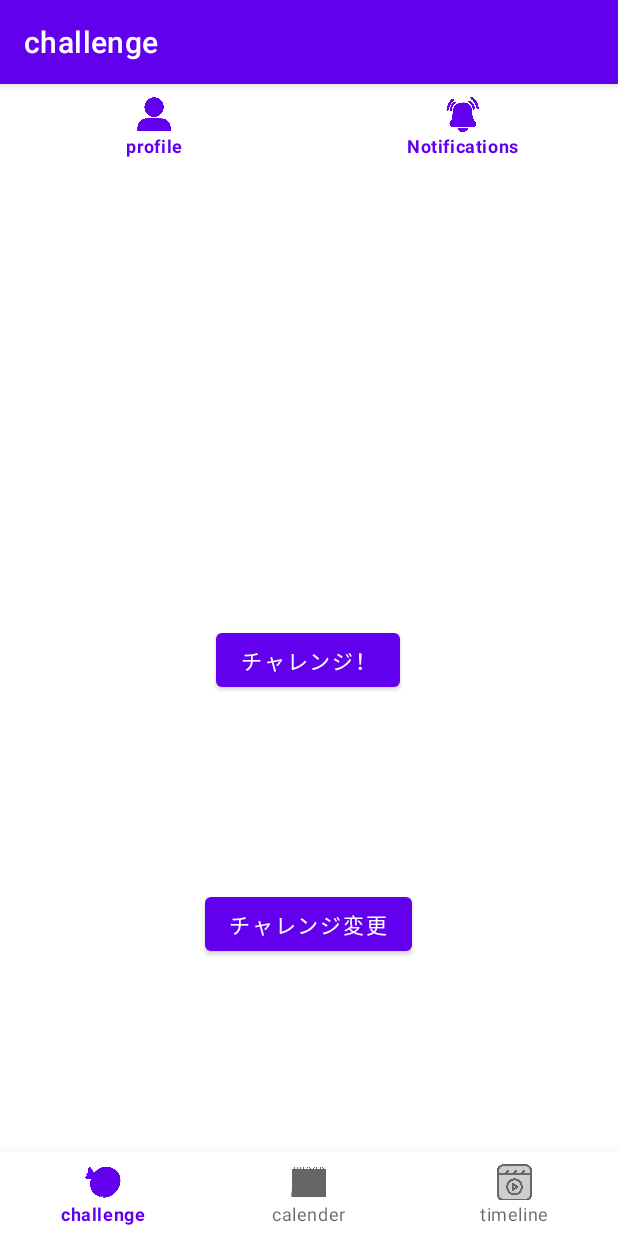
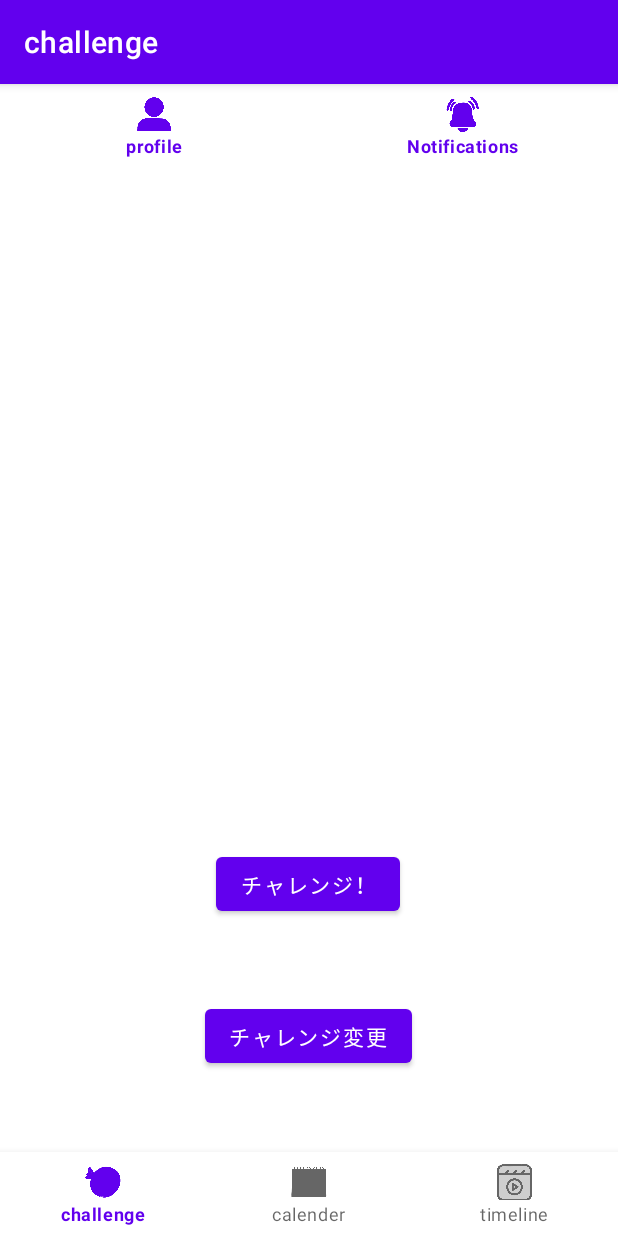
Before and after one commit to HamSharua/Android, an Android app: the ChallengeFragment screen opened directly, with no data from a screen before it, on a phone screen of 412 x 824 dp. Run offline under Robolectric (Android 15) with nearby library versions, the phone set to English and light mode, and no system bars; our stand-ins replace Firebase (no records; nobody signed in at launch, a user with empty details on screens opened directly), Picasso, navigation-ui.

Commit message:
少しだけレイアウト変えてみた

```diff
--- a/app/src/main/res/layout/fragment_challenge.xml
+++ b/app/src/main/res/layout/fragment_challenge.xml
@@ -27,6 +27,7 @@
         app:layout_constraintEnd_toEndOf="parent"
         app:layout_constraintBottom_toTopOf="@+id/btn_change_challenge"
         android:scaleType="centerCrop" />
+
     <Button
         android:id="@+id/btn_challenge"
         android:layout_width="wrap_content"
@@ -37,6 +38,7 @@
         app:layout_constraintHorizontal_bias="0.498"
         app:layout_constraintStart_toStartOf="parent"
         app:layout_constraintTop_toTopOf="parent"
+        app:layout_constraintVertical_bias="0.746"
         tools:ignore="MissingConstraints" />
 
     <Button
```
Lines whose indentation alone changed are shown as unchanged.
